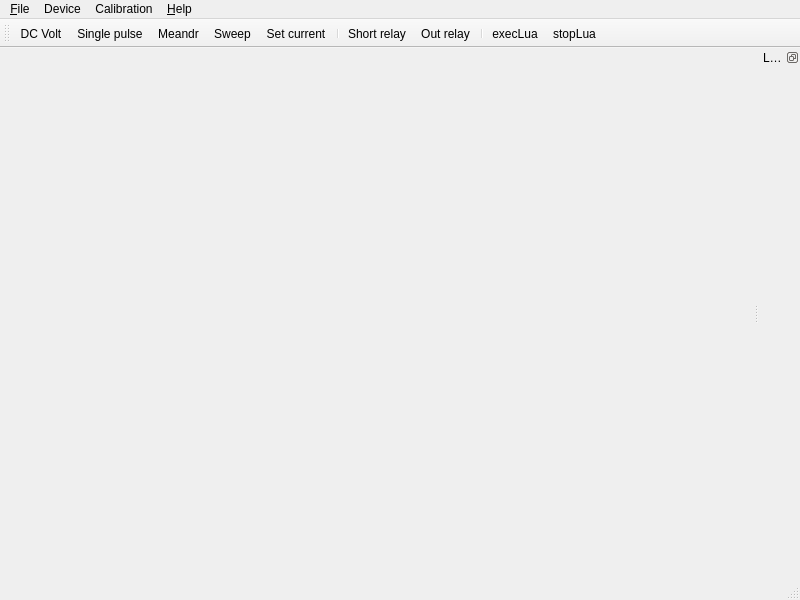
First picture: the form in software/voltamp/src/main_wnd.ui, repository z80/voltamper, before the edit.
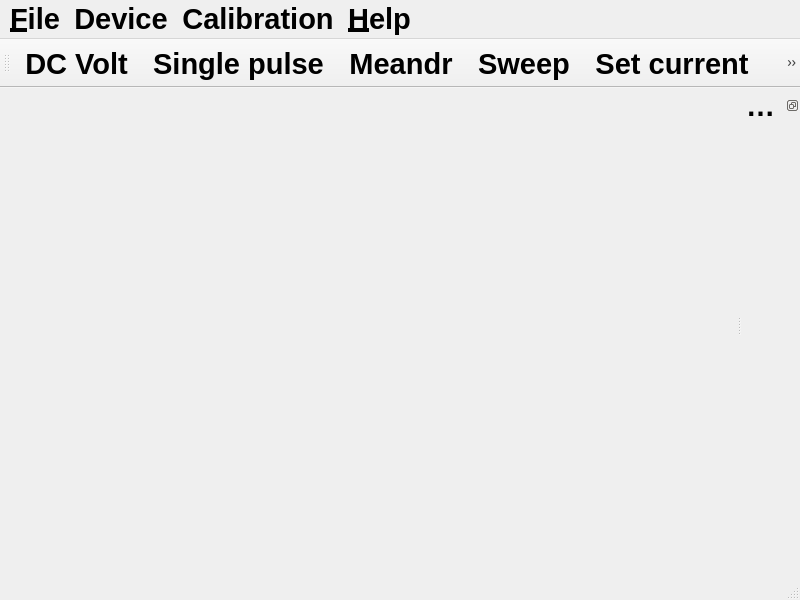
Second picture: the form after the edit. Icons and pictures are not drawn. Custom widgets are drawn as their Qt base class.

Commit message: Increased font size. Added coulombs measurement.

The edit to the form file:
```diff
--- a/software/voltamp/src/main_wnd.ui
+++ b/software/voltamp/src/main_wnd.ui
@@ -10,6 +10,13 @@
     <height>600</height>
    </rect>
   </property>
+  <property name="font">
+   <font>
+    <pointsize>22</pointsize>
+    <weight>75</weight>
+    <bold>true</bold>
+   </font>
+  </property>
   <property name="windowTitle">
    <string>Potentiostat</string>
   </property>
@@ -33,7 +40,7 @@
      <x>0</x>
      <y>0</y>
      <width>800</width>
-     <height>21</height>
+     <height>46</height>
     </rect>
    </property>
    <widget class="QMenu" name="menu_File">
@@ -80,6 +87,7 @@
    <addaction name="actionMeandr"/>
    <addaction name="actionSweep"/>
    <addaction name="actionSet_current"/>
+   <addaction name="actionCharge"/>
    <addaction name="separator"/>
    <addaction name="actionShort_relay"/>
    <addaction name="actionOut_relay"/>
@@ -220,6 +228,15 @@
     <string>Set current</string>
    </property>
   </action>
+  <action name="actionCharge">
+   <property name="icon">
+    <iconset resource="images.qrc">
+     <normaloff>:/images/eraser.png</normaloff>:/images/eraser.png</iconset>
+   </property>
+   <property name="text">
+    <string>Start/restart intergral charge measurement</string>
+   </property>
+  </action>
  </widget>
  <customwidgets>
   <customwidget>
```
Left out of the diff: 4 changed lines with no effect on the pictures. The commit also changes 17 other files.
